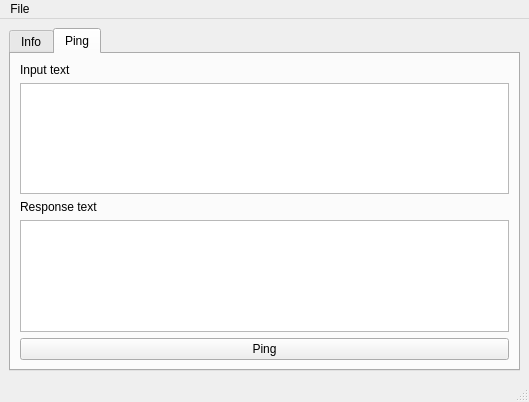
The window that mainwindow.ui (petrkr/tropic01manager) describes before a commit, drawn with Qt 5.
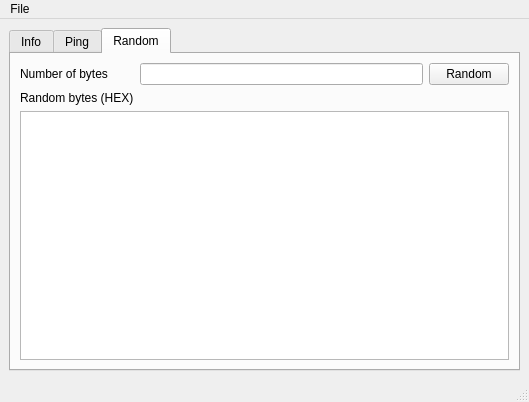
The same window after the commit.

Commit message: Get random bytes

```diff
--- a/mainwindow.ui
+++ b/mainwindow.ui
@@ -30,7 +30,7 @@
        </size>
       </property>
       <property name="currentIndex">
-       <number>1</number>
+       <number>2</number>
       </property>
       <widget class="QWidget" name="tab">
        <property name="sizePolicy">
@@ -285,6 +285,54 @@
         </item>
        </layout>
       </widget>
+      <widget class="QWidget" name="tab_3">
+       <attribute name="title">
+        <string>Random</string>
+       </attribute>
+       <layout class="QGridLayout" name="gridLayout_3">
+        <item row="0" column="0">
+         <widget class="QLabel" name="label_9">
+          <property name="text">
+           <string>Number of bytes</string>
+          </property>
+         </widget>
+        </item>
+        <item row="0" column="2">
+         <widget class="QPushButton" name="btnGetRandom">
+          <property name="text">
+           <string>Random</string>
+          </property>
+         </widget>
+        </item>
+        <item row="1" column="0">
+         <widget class="QLabel" name="label_10">
+          <property name="text">
+           <string>Random bytes (HEX)</string>
+          </property>
+         </widget>
+        </item>
+        <item row="2" column="0" colspan="3">
+         <widget class="QPlainTextEdit" name="pteRandomBytes">
+          <property name="readOnly">
+           <bool>true</bool>
+          </property>
+         </widget>
+        </item>
+        <item row="0" column="1">
+         <widget class="QLineEdit" name="leRandomBytesNum">
+          <property name="sizePolicy">
+           <sizepolicy hsizetype="Expanding" vsizetype="Fixed">
+            <horstretch>0</horstretch>
+            <verstretch>0</verstretch>
+           </sizepolicy>
+          </property>
+          <property name="inputMethodHints">
+           <set>Qt::InputMethodHint::ImhNone</set>
+          </property>
+         </widget>
+        </item>
+       </layout>
+      </widget>
      </widget>
     </item>
    </layout>
```
The commit also changes 1 other file.
